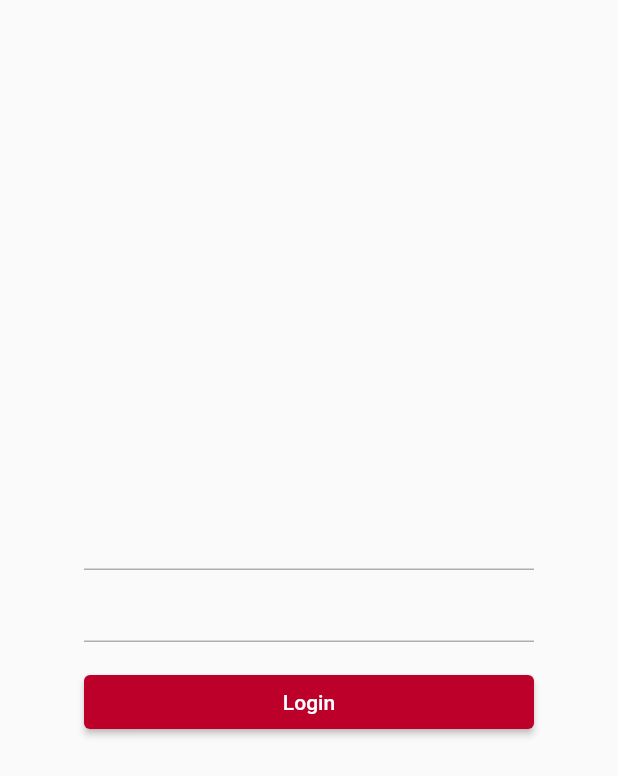
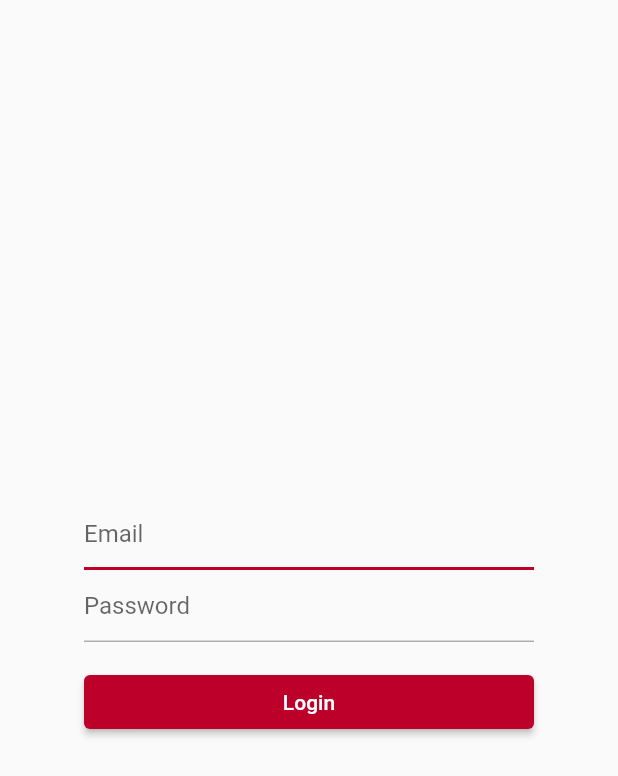
Before and after one commit to jankratochvilcz/kotobaten-flutter, a Flutter app: the screen it shows after launch, on a phone screen of 412 x 824 dp. Shown: the top 776 px of the screen. Run offline on Flutter 3.47's test engine with Material 2 defaults, Android fonts, the light colour scheme and no system bars; our stand-ins replace freezed_annotation, hooks_riverpod, shared_preferences, tuple.

Commit message:
Minor polish

```diff
--- a/lib/main.dart
+++ b/lib/main.dart
@@ -13,7 +13,8 @@ class MyApp extends StatelessWidget {
   Widget build(BuildContext context) {
     return (MaterialApp(
       title: 'Kotobaten',
-      theme: ThemeData(colorScheme: const ColorScheme(
+      theme: ThemeData(
+          colorScheme: const ColorScheme(
               primary: Color(0xffBD0029),
               secondary: Color(0xff554562),
               onSurface: Color(0xff333333),
@@ -26,8 +27,7 @@ class MyApp extends StatelessWidget {
               onSecondary: Color(0xffffffff),
               primaryVariant: Color(0xff9E0022),
               secondaryVariant: Color(0xff352B3D),
-        surface: Color(0xffffffff))
-      ),
+              surface: Color(0xffffffff))),
       initialRoute: homeRoute,
       routes: {
         homeRoute: (_) => const HomeView(),
--- a/lib/views/screens/login.view.dart
+++ b/lib/views/screens/login.view.dart
@@ -18,9 +18,10 @@ class LoginView extends HookConsumerWidget {
     final model = ref.watch(_viewModelProvider);
 
     if (model is Success) {
-      viewModel.reset();
-      Future.microtask(() => Navigator.pushNamedAndRemoveUntil(
-          context, homeRoute, (route) => false));
+      Future.microtask(() {
+        viewModel.reset();
+        Navigator.pushNamedAndRemoveUntil(context, homeRoute, (route) => false);
+      });
     }
 
     return Scaffold(
@@ -31,8 +32,16 @@ class LoginView extends HookConsumerWidget {
         mainAxisAlignment: MainAxisAlignment.center,
         crossAxisAlignment: CrossAxisAlignment.stretch,
         children: [
-          TextField(controller: viewModel.email),
-          TextField(controller: viewModel.password, obscureText: true),
+          TextField(
+            controller: viewModel.email,
+            autofocus: true,
+            decoration: const InputDecoration(hintText: 'Email'),
+          ),
+          TextField(
+            controller: viewModel.password,
+            obscureText: true,
+            decoration: const InputDecoration(hintText: 'Password'),
+          ),
           Padding(
               padding: const EdgeInsets.fromLTRB(0, 16, 0, 0),
               child: ElevatedButton(
```
Lines whose indentation alone changed are shown as unchanged.
